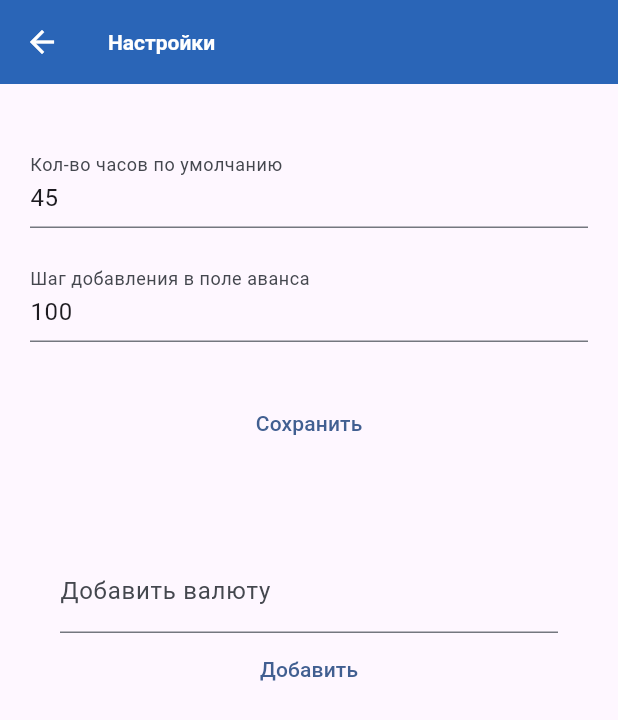
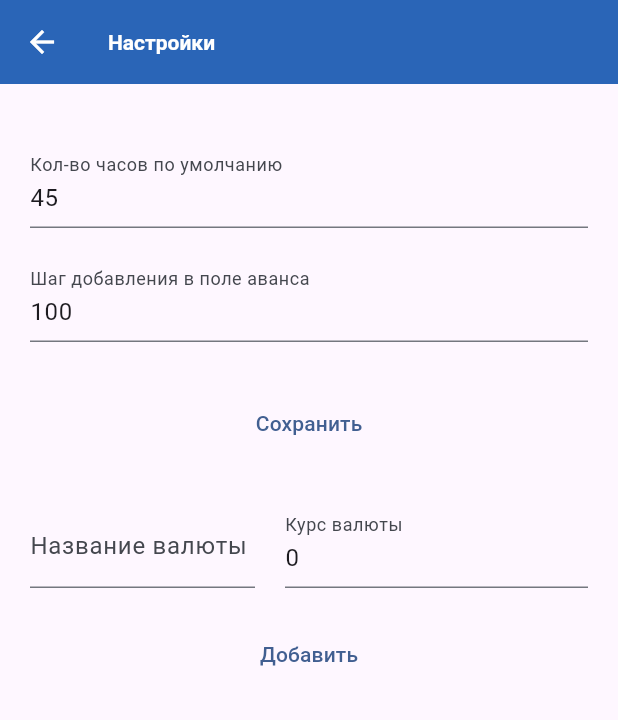
Before and after one commit to Leningram/flutter_tips_app, a Flutter app: the SettingsScreen screen opened directly, after a tap on "Добавить", on a phone screen of 412 x 824 dp. Shown: the top 720 px of the screen. Run offline on Flutter 3.47's test engine with Material 3 defaults, Android fonts, the phone set to English and light mode, and no system bars; our stand-ins replace cloud_firestore, firebase_auth, firebase_core, flutter_riverpod; accounts and stored records are empty; generated files the repository leaves out were written again.

```diff
--- a/lib/presentations/pages/settings_screen.dart
+++ b/lib/presentations/pages/settings_screen.dart
@@ -17,7 +17,8 @@ class _SettingsScreenState extends ConsumerState<SettingsScreen> {
   final _form = GlobalKey<FormState>();
   late TextEditingController _hoursDefaultController;
   late TextEditingController _advanceStepController;
-  late TextEditingController _newCurrencyController;
+  late TextEditingController _newCurrencyNameController;
+  late TextEditingController _newCurrencyRateController;
 
   bool _isLoading = false;
   bool _isAddCurrencyLoading = false;
@@ -30,8 +31,11 @@ class _SettingsScreenState extends ConsumerState<SettingsScreen> {
     _hoursDefaultController = TextEditingController(
       text: settings.hoursDefault.toString(),
     );
-    _newCurrencyController = TextEditingController(
+    _newCurrencyNameController = TextEditingController(
       text: '',
+    );
+    _newCurrencyRateController = TextEditingController(
+      text: '0',
     );
     _advanceStepController = TextEditingController(
       text: settings.advanceStep.toString(),
@@ -42,6 +46,8 @@ class _SettingsScreenState extends ConsumerState<SettingsScreen> {
   void dispose() {
     _hoursDefaultController.dispose();
     _advanceStepController.dispose();
+    _newCurrencyNameController.dispose();
+    _newCurrencyRateController.dispose();
     super.dispose();
   }
 
@@ -59,14 +65,14 @@ class _SettingsScreenState extends ConsumerState<SettingsScreen> {
   }
 
   Future<void> _addCurrency() async {
-    if (_newCurrencyController.text.isEmpty) {
+    if (_newCurrencyNameController.text.isEmpty) {
       return;
     }
     _isAddCurrencyLoading = true;
     try {
       await ref
           .read(teamProvider.notifier)
-          .addCurrency(_newCurrencyController.text, 100);
+          .addCurrency(_newCurrencyNameController.text, int.tryParse(_newCurrencyNameController.text));
     } finally {
       _isAddCurrencyLoading = false;
     }
@@ -119,6 +125,7 @@ class _SettingsScreenState extends ConsumerState<SettingsScreen> {
               children: [
                 TextFormField(
                   controller: _hoursDefaultController,
+                   keyboardType: TextInputType.number,
                   decoration: const InputDecoration(
                       label: Text('Кол-во часов по умолчанию')),
                 ),
@@ -127,6 +134,7 @@ class _SettingsScreenState extends ConsumerState<SettingsScreen> {
                 ),
                 TextFormField(
                   controller: _advanceStepController,
+                   keyboardType: TextInputType.number,
                   decoration: const InputDecoration(
                       label: Text('Шаг добавления в поле аванса')),
                 ),
@@ -137,9 +145,6 @@ class _SettingsScreenState extends ConsumerState<SettingsScreen> {
                 TextButton(
                   onPressed: _isLoading ? null : _saveSettings,
                   child: const Text('Сохранить'),
-                ),
-                const SizedBox(
-                  height: 30,
                 ),
                 const SizedBox(
                   height: 30,
@@ -159,8 +164,9 @@ class _SettingsScreenState extends ConsumerState<SettingsScreen> {
                         child: ListTile(
                           title: Text(capitalize(item.name)),
                           trailing: TextButton.icon(
-                             style: TextButton.styleFrom(
-                              foregroundColor: Theme.of(context).colorScheme.primary,
+                            style: TextButton.styleFrom(
+                              foregroundColor:
+                                  Theme.of(context).colorScheme.primary,
                             ),
                             onPressed: () => _showRemoveCurrencyDialog(
                                 item.id, capitalize(item.name)),
@@ -175,13 +181,30 @@ class _SettingsScreenState extends ConsumerState<SettingsScreen> {
                     ),
                   ),
                 Padding(
-                  padding: const EdgeInsets.symmetric(horizontal: 20),
-                  child: TextFormField(
-                    controller: _newCurrencyController,
-                    decoration:
-                        const InputDecoration(label: Text('Добавить валюту')),
+                  padding: const EdgeInsets.symmetric(horizontal: 0),
+                  child: Row(
+                    children: [
+                      Container(
+                        width: 150,
+                        child: TextFormField(
+                          controller: _newCurrencyNameController,
+                          decoration: const InputDecoration(
+                              label: Text('Название валюты')),
+                        ),
+                      ),
+                      const SizedBox(width: 20),
+                      Expanded(
+                        child: TextFormField(
+                          keyboardType: TextInputType.number,
+                          controller: _newCurrencyRateController,
+                          decoration:
+                              const InputDecoration(label: Text('Курс валюты')),
+                        ),
+                      ),
+                    ],
                   ),
                 ),
+                const SizedBox(height: 20),
                 TextButton(
                     onPressed: _isAddCurrencyLoading ? null : _addCurrency,
                     child: const Text('Добавить')),
--- a/lib/providers/team_prodiver.dart
+++ b/lib/providers/team_prodiver.dart
@@ -140,14 +140,15 @@ class TeamNotifier extends StateNotifier<Team?> {
     }
   }
 
-  Future<void> addCurrency(String name, int rate) async {
+  Future<void> addCurrency(String name, int? rate) async {
     if (state?.id != null) {
+      final currencyRate = rate ?? 100;
       try {
         DocumentReference docRef =
             await FirebaseFirestore.instance.collection('currencies').add({
           'teamId': state!.id,
           'name': name,
-          'rate': rate,
+          'rate': currencyRate,
           'amount': 0,
         });
 
@@ -156,7 +157,7 @@ class TeamNotifier extends StateNotifier<Team?> {
         Currency newCurrency = Currency(
             teamId: state!.id,
             name: name,
-            rate: rate,
+            rate: currencyRate,
             amount: 0,
             id: newCurrencyId);
 
```
